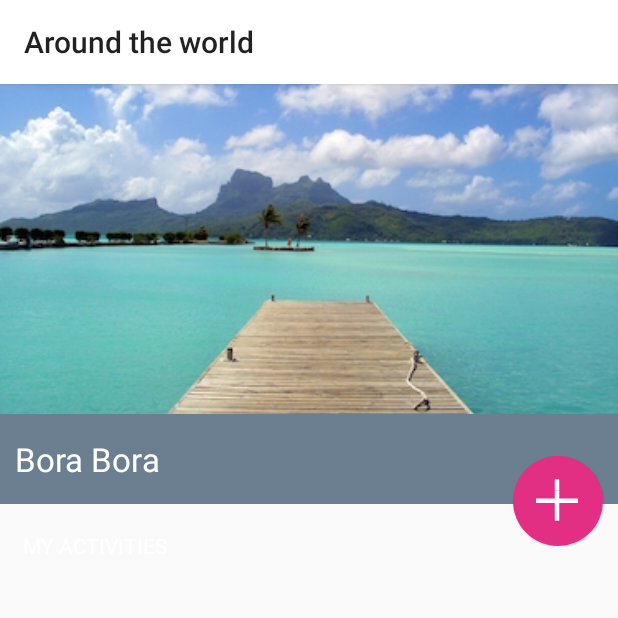
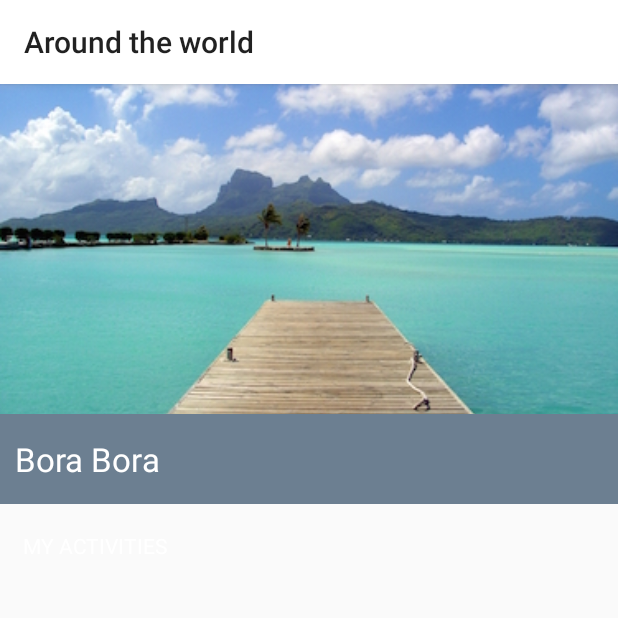
Before and after one commit to vivekchand/around-the-world, an Android app: the screen it shows after launch (DetailActivity), after a tap on an icon or button, on a phone screen of 412 x 824 dp, the top half of it. Run offline under Robolectric (Android 15) with nearby library versions, the phone set to English and light mode, and no system bars; our stand-ins replace Picasso; libraries missing offline, so code that uses them is left out: android.support.v7; pictures from the network do not load; 3 statements that could not run were skipped.

Commit message:
enable transition from row view to detail view

```diff
--- a/app/src/main/java/bhouse/travellist_starterproject/DetailActivity.java
+++ b/app/src/main/java/bhouse/travellist_starterproject/DetailActivity.java
@@ -10,6 +10,7 @@ import android.graphics.drawable.Animatable;
 import android.graphics.drawable.ColorDrawable;
 import android.os.Bundle;
 import android.support.v7.graphics.Palette;
+import android.transition.Transition;
 import android.view.View;
 import android.view.ViewAnimationUtils;
 import android.view.animation.AlphaAnimation;
@@ -82,7 +83,13 @@ public class DetailActivity extends Activity implements View.OnClickListener {
     }
 
     private void windowTransition() {
-
+        getWindow().getEnterTransition().addListener(new TransitionAdapter() {
+            @Override
+            public void onTransitionEnd(Transition transition) {
+                mAddButton.animate().alpha(1.0f);
+                getWindow().getEnterTransition().removeListener(this);
+            }
+        });
     }
 
     private void addToDo(String todo) {
--- a/app/src/main/java/bhouse/travellist_starterproject/MainActivity.java
+++ b/app/src/main/java/bhouse/travellist_starterproject/MainActivity.java
@@ -3,12 +3,17 @@ package bhouse.travellist_starterproject;
 import android.app.Activity;
 import android.content.Intent;
 import android.os.Bundle;
+import android.support.v4.app.ActivityCompat;
+import android.support.v4.app.ActivityOptionsCompat;
+import android.support.v4.util.Pair;
 import android.support.v7.widget.RecyclerView;
 import android.support.v7.widget.StaggeredGridLayoutManager;
 import android.view.Menu;
 import android.view.MenuInflater;
 import android.view.MenuItem;
 import android.view.View;
+import android.widget.ImageView;
+import android.widget.LinearLayout;
 
 
 public class MainActivity extends Activity {
@@ -40,6 +45,16 @@ public class MainActivity extends Activity {
                 Intent intent = new Intent(MainActivity.this, DetailActivity.class);
                 intent.putExtra(DetailActivity.EXTRA_PARAM_ID, position);
                 startActivity(intent);
+
+                ImageView placeImage = (ImageView) v.findViewById(R.id.placeImage);
+                LinearLayout placeNameHolder = (LinearLayout) v.findViewById(R.id.placeNameHolder);
+
+                Pair<View, String> imagePair = Pair.create((View) placeImage, "tImage");
+                Pair<View, String> holderPair = Pair.create((View) placeNameHolder, "tNameHolder");
+
+                ActivityOptionsCompat options = ActivityOptionsCompat.makeSceneTransitionAnimation(MainActivity.this,
+                        imagePair, holderPair);
+                ActivityCompat.startActivity(MainActivity.this, intent, options.toBundle());
             }
         });
     }
--- a/app/src/main/res/layout/activity_detail.xml
+++ b/app/src/main/res/layout/activity_detail.xml
@@ -65,6 +65,7 @@
             android:layout_marginTop="28dp"
             android:contentDescription="@null"
             android:elevation="@dimen/button_elevation"
+            android:alpha="0.0"
             android:background="@drawable/btn_background"
             android:src="@drawable/icn_add" />
 
--- a/app/src/main/res/layout/row_places.xml
+++ b/app/src/main/res/layout/row_places.xml
@@ -11,6 +11,7 @@
 
     <ImageView
         android:id="@+id/placeImage"
+        android:transitionName="tImage"
         android:layout_width="match_parent"
         android:layout_height="200dp"
         android:scaleType="centerCrop" />
@@ -25,6 +26,7 @@
 
     <LinearLayout
         android:id="@+id/placeNameHolder"
+        android:transitionName="tNameHolder"
         android:layout_width="match_parent"
         android:layout_height="45dp"
         android:layout_gravity="bottom"
```
